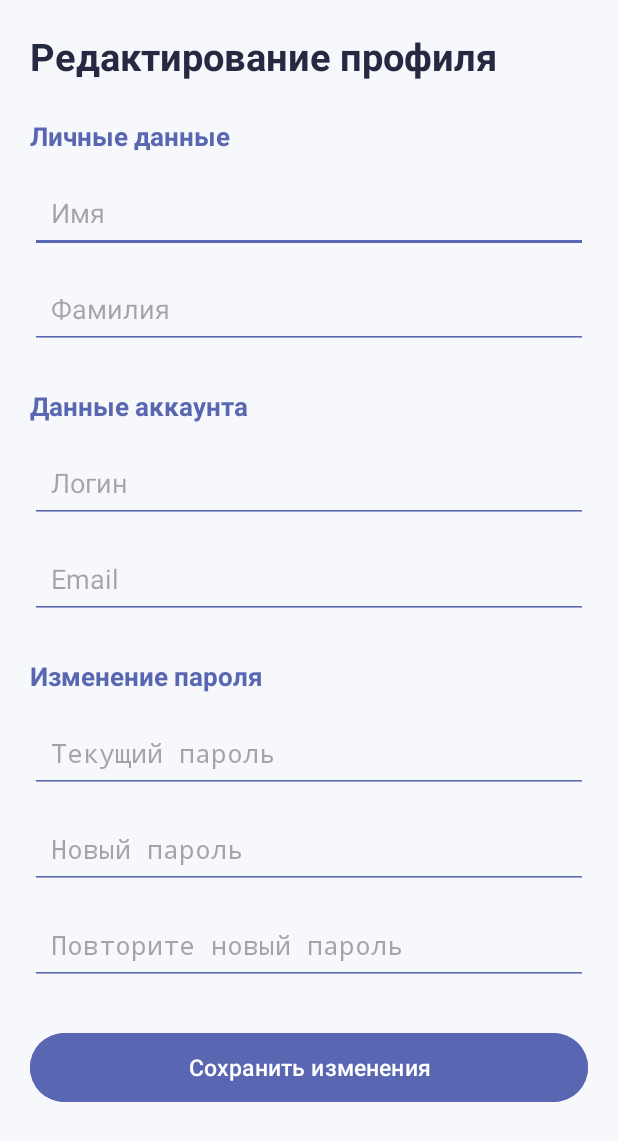
After one commit to Sofia130209/UniTime, an Android app: the EditProfileActivity screen opened directly, with no data from a screen before it, on a phone screen of 412 x 824 dp. The commit adds this screen. Shown: the top 1141 px of the screen. Run offline under Robolectric (Android 15) with nearby library versions, the phone set to English and light mode, and no system bars; our stand-ins replace CircleImageView; 1 statement that could not run was skipped.

Commit message:
функционал редактирования профиля

```diff
--- a/app/src/main/AndroidManifest.xml
+++ b/app/src/main/AndroidManifest.xml
@@ -29,6 +29,7 @@
         <activity android:name=".ui.events.AddEventActivity" />
         <activity android:name=".ui.events.EventDetailsActivity" />
         <activity android:name=".ui.auth.ProfileActivity" />
+        <activity android:name=".ui.auth.EditProfileActivity" />
 
     </application>
 
--- /dev/null
+++ b/app/src/main/res/layout/activity_edit_profile.xml
@@ -0,0 +1,140 @@
+<?xml version="1.0" encoding="utf-8"?>
+<ScrollView
+    xmlns:android="http://schemas.android.com/apk/res/android"
+    android:layout_width="match_parent"
+    android:layout_height="match_parent"
+    android:background="#F7F8FC"
+    android:fillViewport="true">
+
+    <LinearLayout
+        android:layout_width="match_parent"
+        android:layout_height="wrap_content"
+        android:orientation="vertical"
+        android:padding="20dp">
+
+        <TextView
+            android:layout_width="match_parent"
+            android:layout_height="wrap_content"
+            android:text="Редактирование профиля"
+            android:textColor="#252942"
+            android:textSize="25sp"
+            android:textStyle="bold"
+            android:layout_marginBottom="24dp"/>
+
+        <!-- Личные данные -->
+
+        <TextView
+            android:layout_width="wrap_content"
+            android:layout_height="wrap_content"
+            android:text="Личные данные"
+            android:textColor="#5967B2"
+            android:textSize="17sp"
+            android:textStyle="bold"
+            android:layout_marginBottom="12dp"/>
+
+        <EditText
+            android:id="@+id/editName"
+            android:layout_width="match_parent"
+            android:layout_height="54dp"
+            android:hint="Имя"
+            android:singleLine="true"
+            android:padding="14dp"
+            android:backgroundTint="#5967B2"/>
+
+        <EditText
+            android:id="@+id/editSurname"
+            android:layout_width="match_parent"
+            android:layout_height="54dp"
+            android:hint="Фамилия"
+            android:singleLine="true"
+            android:layout_marginTop="10dp"
+            android:padding="14dp"
+            android:backgroundTint="#5967B2"/>
+
+        <!-- Данные аккаунта -->
+
+        <TextView
+            android:layout_width="wrap_content"
+            android:layout_height="wrap_content"
+            android:text="Данные аккаунта"
+            android:textColor="#5967B2"
+            android:textSize="17sp"
+            android:textStyle="bold"
+            android:layout_marginTop="26dp"
+            android:layout_marginBottom="12dp"/>
+
+        <EditText
+            android:id="@+id/editLogin"
+            android:layout_width="match_parent"
+            android:layout_height="54dp"
+            android:hint="Логин"
+            android:singleLine="true"
+            android:inputType="text"
+            android:padding="14dp"
+            android:backgroundTint="#5967B2"/>
+
+        <EditText
+            android:id="@+id/editEmail"
+            android:layout_width="match_parent"
+            android:layout_height="54dp"
+            android:hint="Email"
+            android:singleLine="true"
+            android:inputType="textEmailAddress"
+            android:layout_marginTop="10dp"
+            android:padding="14dp"
+            android:backgroundTint="#5967B2"/>
+
+        <!-- Пароль -->
+
+        <TextView
+            android:layout_width="wrap_content"
+            android:layout_height="wrap_content"
+            android:text="Изменение пароля"
+            android:textColor="#5967B2"
+            android:textSize="17sp"
+            android:textStyle="bold"
+            android:layout_marginTop="26dp"
+            android:layout_marginBottom="12dp"/>
+
+        <EditText
+            android:id="@+id/editCurrentPassword"
+            android:layout_width="match_parent"
+            android:layout_height="54dp"
+            android:hint="Текущий пароль"
+            android:inputType="textPassword"
+            android:padding="14dp"
+            android:backgroundTint="#5967B2"/>
+
+        <EditText
+            android:id="@+id/editNewPassword"
+            android:layout_width="match_parent"
+            android:layout_height="54dp"
+            android:hint="Новый пароль"
+            android:inputType="textPassword"
+            android:layout_marginTop="10dp"
+            android:padding="14dp"
+            android:backgroundTint="#5967B2"/>
+
+        <EditText
+            android:id="@+id/editRepeatPassword"
+            android:layout_width="match_parent"
+            android:layout_height="54dp"
+            android:hint="Повторите новый пароль"
+            android:inputType="textPassword"
+            android:layout_marginTop="10dp"
+            android:padding="14dp"
+            android:backgroundTint="#5967B2"/>
+
+        <com.google.android.material.button.MaterialButton
+            android:id="@+id/saveProfileButton"
+            android:layout_width="match_parent"
+            android:layout_height="54dp"
+            android:text="Сохранить изменения"
+            android:textAllCaps="false"
+            android:textSize="15sp"
+            android:layout_marginTop="28dp"
+            android:backgroundTint="#5967B2"/>
+
+    </LinearLayout>
+
+</ScrollView>
```
Also changed, not shown: app/src/main/java/com/example/unitime/data/local/db/auth/UsersDb.kt (+14 -0 lines), app/src/main/java/com/example/unitime/ui/auth/EditProfileActivity.kt (added, +196 -0 lines), app/src/main/java/com/example/unitime/ui/auth/ProfileActivity.kt (+118 -55 lines).
